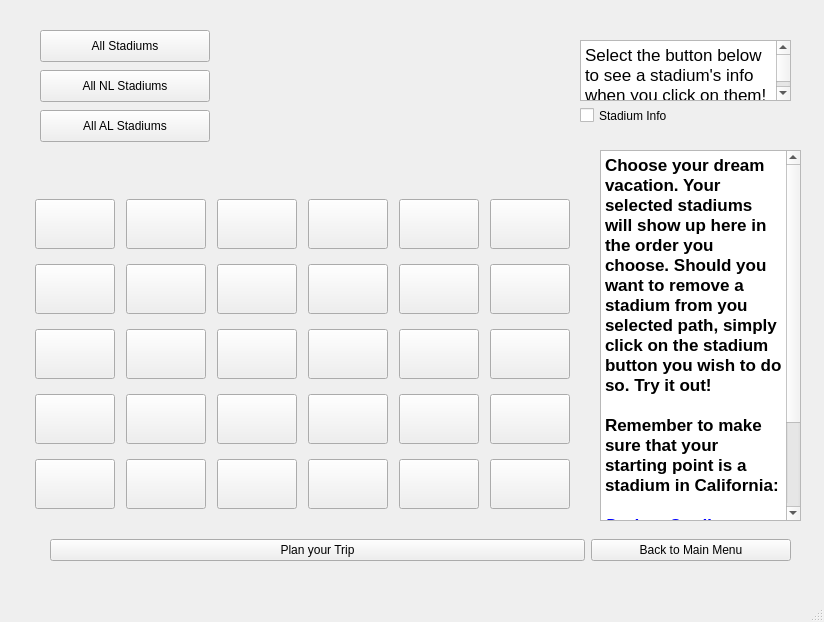
First picture: the form in CS8project2/mainwindow.ui, repository pradakev/CS8GroupProject2, before the edit.
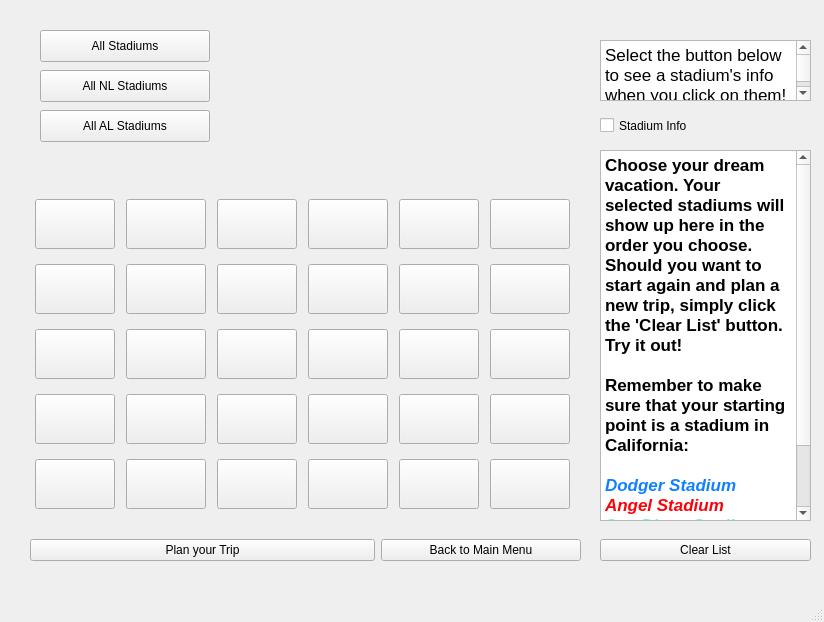
Second picture: the form after the edit. The open tabs and pages were chosen to show the change. Icons and pictures are not drawn.

Diff of the .ui file:
```diff
--- a/CS8project2/mainwindow.ui
+++ b/CS8project2/mainwindow.ui
@@ -162,9 +162,9 @@
      <widget class="QWidget" name="horizontalLayoutWidget_2">
       <property name="geometry">
        <rect>
-        <x>40</x>
+        <x>20</x>
         <y>530</y>
-        <width>741</width>
+        <width>551</width>
         <height>41</height>
        </rect>
       </property>
@@ -780,7 +780,7 @@
        <rect>
         <x>590</x>
         <y>150</y>
-        <width>201</width>
+        <width>211</width>
         <height>371</height>
        </rect>
       </property>
@@ -789,11 +789,11 @@
 &lt;html&gt;&lt;head&gt;&lt;meta name=&quot;qrichtext&quot; content=&quot;1&quot; /&gt;&lt;style type=&quot;text/css&quot;&gt;
 p, li { white-space: pre-wrap; }
 &lt;/style&gt;&lt;/head&gt;&lt;body style=&quot; font-family:'.SF NS Text'; font-size:13pt; font-weight:400; font-style:normal;&quot;&gt;
-&lt;p style=&quot; margin-top:0px; margin-bottom:0px; margin-left:0px; margin-right:0px; -qt-block-indent:0; text-indent:0px;&quot;&gt;&lt;span style=&quot; font-family:'.SF NS Text'; font-weight:600;&quot;&gt;Choose your dream vacation. Your selected stadiums will show up here in the order you choose. Should you want to remove a stadium from you selected path, simply click on the stadium button you wish to do so. Try it out!&lt;/span&gt;&lt;/p&gt;
+&lt;p style=&quot; margin-top:0px; margin-bottom:0px; margin-left:0px; margin-right:0px; -qt-block-indent:0; text-indent:0px;&quot;&gt;&lt;span style=&quot; font-family:'.SF NS Text'; font-weight:600;&quot;&gt;Choose your dream vacation. Your selected stadiums will show up here in the order you choose. Should you want to start again and plan a new trip, simply click the 'Clear List' button. Try it out!&lt;/span&gt;&lt;/p&gt;
 &lt;p style=&quot;-qt-paragraph-type:empty; margin-top:0px; margin-bottom:0px; margin-left:0px; margin-right:0px; -qt-block-indent:0; text-indent:0px; font-family:'.SF NS Text'; font-weight:600;&quot;&gt;&lt;br /&gt;&lt;/p&gt;
 &lt;p style=&quot; margin-top:0px; margin-bottom:0px; margin-left:0px; margin-right:0px; -qt-block-indent:0; text-indent:0px;&quot;&gt;&lt;span style=&quot; font-family:'.SF NS Text'; font-weight:600;&quot;&gt;Remember to make sure that your starting point is a stadium in California:&lt;/span&gt;&lt;/p&gt;
 &lt;p style=&quot;-qt-paragraph-type:empty; margin-top:0px; margin-bottom:0px; margin-left:0px; margin-right:0px; -qt-block-indent:0; text-indent:0px; font-family:'.SF NS Text'; font-weight:600;&quot;&gt;&lt;br /&gt;&lt;/p&gt;
-&lt;p style=&quot; margin-top:0px; margin-bottom:0px; margin-left:0px; margin-right:0px; -qt-block-indent:0; text-indent:0px;&quot;&gt;&lt;span style=&quot; font-family:'.SF NS Text'; font-weight:600; font-style:italic; color:#0000ff;&quot;&gt;Dodger Stadium&lt;/span&gt;&lt;/p&gt;
+&lt;p style=&quot; margin-top:0px; margin-bottom:0px; margin-left:0px; margin-right:0px; -qt-block-indent:0; text-indent:0px;&quot;&gt;&lt;span style=&quot; font-family:'.SF NS Text'; font-weight:600; font-style:italic; color:#0f80ff;&quot;&gt;Dodger Stadium&lt;/span&gt;&lt;/p&gt;
 &lt;p style=&quot; margin-top:0px; margin-bottom:0px; margin-left:0px; margin-right:0px; -qt-block-indent:0; text-indent:0px;&quot;&gt;&lt;span style=&quot; font-family:'.SF NS Text'; font-weight:600; font-style:italic; color:#fc0107;&quot;&gt;Angel Stadium&lt;/span&gt;&lt;/p&gt;
 &lt;p style=&quot; margin-top:0px; margin-bottom:0px; margin-left:0px; margin-right:0px; -qt-block-indent:0; text-indent:0px;&quot;&gt;&lt;span style=&quot; font-family:'.SF NS Text'; font-weight:600; font-style:italic; color:#66ffcc;&quot;&gt;San Diego Stadium&lt;/span&gt;&lt;/p&gt;
 &lt;p style=&quot; margin-top:0px; margin-bottom:0px; margin-left:0px; margin-right:0px; -qt-block-indent:0; text-indent:0px;&quot;&gt;&lt;span style=&quot; font-family:'.SF NS Text'; font-weight:600; font-style:italic; color:#fd8008;&quot;&gt;San Francisco Stadium&lt;/span&gt;&lt;/p&gt;
@@ -803,8 +803,8 @@
      <widget class="QCheckBox" name="stadiumInfoCheckBox">
       <property name="geometry">
        <rect>
-        <x>570</x>
-        <y>100</y>
+        <x>590</x>
+        <y>110</y>
         <width>211</width>
         <height>31</height>
        </rect>
@@ -819,7 +819,7 @@
      <widget class="QTextBrowser" name="stadiumCheckBoxBrowser">
       <property name="geometry">
        <rect>
-        <x>570</x>
+        <x>590</x>
         <y>40</y>
         <width>211</width>
         <height>61</height>
@@ -833,6 +833,25 @@
 &lt;p style=&quot; margin-top:0px; margin-bottom:0px; margin-left:0px; margin-right:0px; -qt-block-indent:0; text-indent:0px;&quot;&gt;&lt;span style=&quot; font-family:'.SF NS Text';&quot;&gt;Select the button below to see a stadium's info when you click on them! &lt;/span&gt;&lt;/p&gt;&lt;/body&gt;&lt;/html&gt;</string>
       </property>
      </widget>
+     <widget class="QWidget" name="horizontalLayoutWidget_4">
+      <property name="geometry">
+       <rect>
+        <x>590</x>
+        <y>530</y>
+        <width>211</width>
+        <height>41</height>
+       </rect>
+      </property>
+      <layout class="QHBoxLayout" name="horizontalLayout_4">
+       <item>
+        <widget class="QPushButton" name="restartDreamList">
+         <property name="text">
+          <string>Clear List</string>
+         </property>
+        </widget>
+       </item>
+      </layout>
+     </widget>
     </widget>
     <widget class="QWidget" name="stadiumInfoPage">
      <widget class="QTextBrowser" name="stadiumInfoTextBrowser">
```
Left out of the diff: 20 changed lines with no effect on the pictures.
